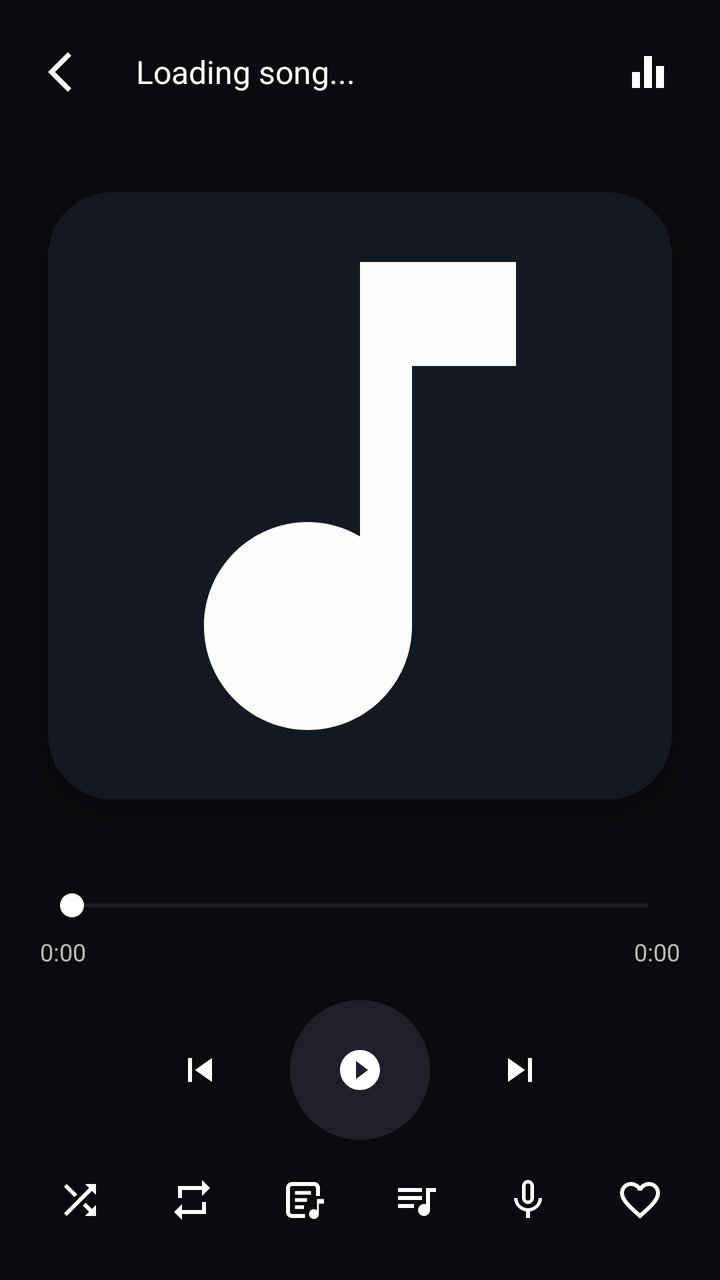
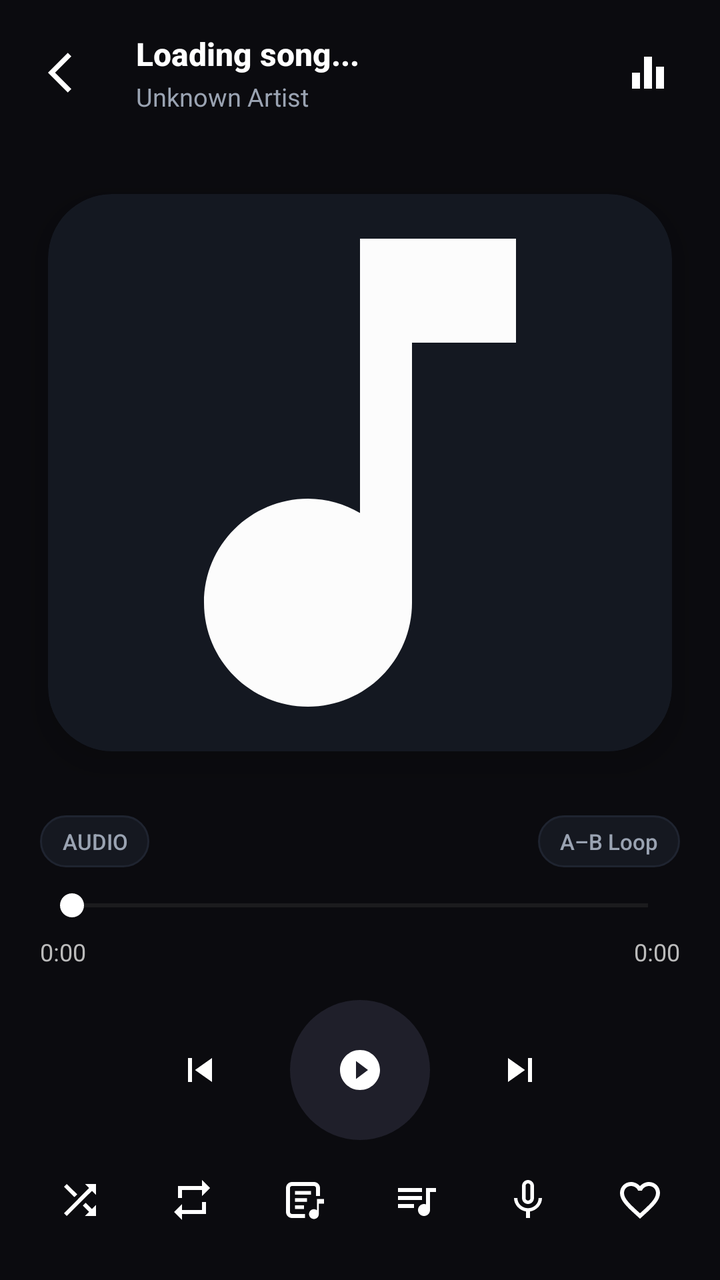

Two renders of the same Android screen: before a commit and after it. Below are the layout's source before the change and the commit's diff.
<!-- AndroidManifest.xml: activity theme ParrotPlayerTheme -->
<!-- res/layout/activity_player.xml -->
<?xml version="1.0" encoding="utf-8"?>
<androidx.constraintlayout.widget.ConstraintLayout
    xmlns:android="http://schemas.android.com/apk/res/android"
    xmlns:app="http://schemas.android.com/apk/res-auto"
    xmlns:tools="http://schemas.android.com/tools"
    android:layout_width="match_parent"
    android:layout_height="match_parent"
    android:background="#0B0B0F"
    tools:context=".PlayerActivity">

    
    <LinearLayout
        android:id="@+id/topBar"
        android:layout_width="0dp"
        android:layout_height="wrap_content"
        android:gravity="center_vertical"
        android:orientation="horizontal"
        android:padding="16dp"
        app:layout_constraintEnd_toEndOf="parent"
        app:layout_constraintStart_toStartOf="parent"
        app:layout_constraintTop_toTopOf="parent">

        <ImageButton
            android:id="@+id/btnback"
            android:layout_width="40dp"
            android:layout_height="40dp"
            android:background="?attr/selectableItemBackgroundBorderless"
            android:src="@drawable/ic_back"
            android:tint="#FFFFFF" />

        <TextView
            android:id="@+id/txtSong"
            android:layout_width="0dp"
            android:layout_height="wrap_content"
            android:layout_weight="1"
            android:ellipsize="marquee"
            android:focusable="true"
            android:focusableInTouchMode="true"
            android:marqueeRepeatLimit="marquee_forever"
            android:paddingStart="12dp"
            android:paddingEnd="12dp"
            android:singleLine="true"
            android:text="Loading song..."
            android:textColor="#FFFFFF"
            android:textSize="16sp" />

        <ImageButton
            android:id="@+id/btnEq"
            android:layout_width="40dp"
            android:layout_height="40dp"
            android:background="?attr/selectableItemBackgroundBorderless"
            android:src="@drawable/ic_equalizer"
            android:tint="#FFFFFF" />
    </LinearLayout>

    
    <androidx.cardview.widget.CardView
        android:id="@+id/imgViewCard"
        android:layout_width="0dp"
        android:layout_height="0dp"
        android:layout_margin="24dp"
        app:cardBackgroundColor="#141821"
        app:cardCornerRadius="32dp"
        app:cardElevation="10dp"
        app:layout_constraintBottom_toTopOf="@id/playerControls"
        app:layout_constraintEnd_toEndOf="parent"
        app:layout_constraintStart_toStartOf="parent"
        app:layout_constraintTop_toBottomOf="@id/topBar">

        <FrameLayout
            android:layout_width="match_parent"
            android:layout_height="match_parent">

            <ImageView
                android:id="@+id/imgView"
                android:layout_width="match_parent"
                android:layout_height="match_parent"
                android:scaleType="centerCrop"
                android:src="@drawable/ic_music" />

            
            <LinearLayout
                android:id="@+id/liveLyricBanner"
                android:layout_width="match_parent"
                android:layout_height="wrap_content"
                android:layout_gravity="bottom"
                android:layout_margin="14dp"
                android:background="@drawable/card_surface_bg"
                android:clickable="true"
                android:elevation="4dp"
                android:focusable="true"
                android:gravity="center_vertical"
                android:orientation="horizontal"
                android:paddingStart="14dp"
                android:paddingTop="10dp"
                android:paddingEnd="14dp"
                android:paddingBottom="10dp"
                android:visibility="gone">

                <ImageView
                    android:id="@+id/imgLiveLyricIcon"
                    android:layout_width="18dp"
                    android:layout_height="18dp"
                    android:src="@drawable/ic_lyrics"
                    app:tint="#4CAF50" />

                <TextView
                    android:id="@+id/txtLiveLyricLine"
                    android:layout_width="0dp"
                    android:layout_height="wrap_content"
                    android:layout_marginStart="10dp"
                    android:layout_weight="1"
                    android:ellipsize="end"
                    android:fontFamily="sans-serif-medium"
                    android:maxLines="2"
                    android:text="♪ Lyrics available"
                    android:textColor="#F5F7FA"
                    android:textSize="13.5sp" />

                <TextView
                    android:id="@+id/txtLiveLyricExpand"
                    android:layout_width="wrap_content"
                    android:layout_height="wrap_content"
                    android:layout_marginStart="8dp"
                    android:fontFamily="sans-serif-medium"
                    android:text="VIEW"
                    android:textColor="#4CAF50"
                    android:textSize="11sp"
                    android:textStyle="bold" />
            </LinearLayout>

            
            <LinearLayout
                android:id="@+id/lyricsOverlayContainer"
                android:layout_width="match_parent"
                android:layout_height="match_parent"
                android:background="#E60B0D13"
                android:clickable="true"
                android:focusable="true"
                android:orientation="vertical"
                android:visibility="gone">

                <LinearLayout
                    android:layout_width="match_parent"
                    android:layout_height="wrap_content"
                    android:gravity="center_vertical"
                    android:orientation="horizontal"
                    android:paddingStart="18dp"
                    android:paddingTop="14dp"
                    android:paddingEnd="14dp"
                    android:paddingBottom="8dp">

                    <TextView
                        android:id="@+id/txtLyricsBadge"
                        android:layout_width="0dp"
                        android:layout_height="wrap_content"
                        android:layout_weight="1"
                        android:fontFamily="sans-serif-medium"
                        android:letterSpacing="0.08"
                        android:text="SYNCED LYRICS"
                        android:textColor="#4CAF50"
                        android:textSize="11.5sp"
                        android:textStyle="bold" />

                    <TextView
                        android:id="@+id/btnCloseLyricsOverlay"
                        android:layout_width="wrap_content"
                        android:layout_height="28dp"
                        android:background="@drawable/card_surface_bg"
                        android:clickable="true"
                        android:focusable="true"
                        android:fontFamily="sans-serif-medium"
                        android:gravity="center"
                        android:paddingStart="12dp"
                        android:paddingEnd="12dp"
                        android:text="Album Art"
                        android:textColor="#D5DCE6"
                        android:textSize="11.5sp" />
                </LinearLayout>

                <ScrollView
                    android:id="@+id/lyricsScrollView"
                    android:layout_width="match_parent"
                    android:layout_height="0dp"
                    android:layout_weight="1"
                    android:clipToPadding="false"
                    android:paddingStart="20dp"
                    android:paddingTop="70dp"
                    android:paddingEnd="20dp"
                    android:paddingBottom="90dp"
                    android:scrollbars="none">

                    <LinearLayout
                        android:id="@+id/lyricsLinesContainer"
                        android:layout_width="match_parent"
                        android:layout_height="wrap_content"
                        android:gravity="center_horizontal"
                        android:orientation="vertical" />
                </ScrollView>
            </LinearLayout>
        </FrameLayout>
    </androidx.cardview.widget.CardView>

    
    <LinearLayout
        android:id="@+id/playerControls"
        android:layout_width="0dp"
        android:layout_height="wrap_content"
        android:orientation="vertical"
        android:padding="20dp"
        app:layout_constraintBottom_toBottomOf="parent"
        app:layout_constraintEnd_toEndOf="parent"
        app:layout_constraintStart_toStartOf="parent">

        
        <SeekBar
            android:id="@+id/seekBar"
            android:layout_width="match_parent"
            android:layout_height="wrap_content"
            android:progressBackgroundTint="#444"
            android:progressTint="#4CAF50"
            android:thumbTint="#FFFFFF" />

        <LinearLayout
            android:layout_width="match_parent"
            android:layout_height="wrap_content"
            android:orientation="horizontal"
            android:paddingTop="6dp">

            <TextView
                android:id="@+id/txtSongStart"
                android:layout_width="wrap_content"
                android:layout_height="wrap_content"
                android:text="0:00"
                android:textColor="#BBBBBB"
                android:textSize="12sp" />

            <View
                android:layout_width="0dp"
                android:layout_height="1dp"
                android:layout_weight="1" />

            <TextView
                android:id="@+id/txtSongEnd"
                android:layout_width="wrap_content"
                android:layout_height="wrap_content"
                android:text="0:00"
                android:textColor="#BBBBBB"
                android:textSize="12sp" />
        </LinearLayout>

        
        <LinearLayout
            android:layout_width="match_parent"
            android:layout_height="wrap_content"
            android:gravity="center"
            android:paddingTop="16dp">

            <ImageButton
                android:id="@+id/btnPrevious"
                android:layout_width="50dp"
                android:layout_height="50dp"
                android:background="?attr/selectableItemBackgroundBorderless"
                android:src="@drawable/ic_previous"
                app:tint="#FFFFFF" />

            <ImageButton
                android:id="@+id/btnPlay"
                android:layout_width="70dp"
                android:layout_height="70dp"
                android:layout_marginHorizontal="20dp"
                android:background="@drawable/circle_button"
                android:src="@drawable/ic_play"
                app:tint="#FFFFFF" />

            <ImageButton
                android:id="@+id/btnNext"
                android:layout_width="50dp"
                android:layout_height="50dp"
                android:background="?attr/selectableItemBackgroundBorderless"
                android:src="@drawable/ic_next"
                app:tint="#FFFFFF" />
        </LinearLayout>

        
        <LinearLayout
            android:layout_width="match_parent"
            android:layout_height="wrap_content"
            android:gravity="center"
            android:paddingTop="10dp">

            <ImageButton
                android:id="@+id/btnShuffle"
                android:layout_width="40dp"
                android:layout_height="40dp"
                android:background="?attr/selectableItemBackgroundBorderless"
                android:src="@drawable/ic_shuffle"
                app:tint="#FFFFFF" />

            <ImageButton
                android:id="@+id/btnRepeat"
                android:layout_width="40dp"
                android:layout_height="40dp"
                android:layout_marginStart="16dp"
                android:background="?attr/selectableItemBackgroundBorderless"
                android:src="@drawable/ic_repeat"
                app:tint="#FFFFFF" />

            <ImageButton
                android:id="@+id/btnLyrics"
                android:layout_width="40dp"
                android:layout_height="40dp"
                android:layout_marginStart="16dp"
                android:background="?attr/selectableItemBackgroundBorderless"
                android:src="@drawable/ic_lyrics"
                app:tint="#FFFFFF" />

            <ImageButton
                android:id="@+id/btnQueue"
                android:layout_width="40dp"
                android:layout_height="40dp"
                android:layout_marginStart="16dp"
                android:background="?attr/selectableItemBackgroundBorderless"
                android:src="@drawable/ic_queue"
                app:tint="#FFFFFF" />

            <ImageButton
                android:id="@+id/btnMic"
                android:layout_width="40dp"
                android:layout_height="40dp"
                android:layout_marginStart="16dp"
                android:background="?attr/selectableItemBackgroundBorderless"
                android:src="@drawable/ic_mic"
                app:tint="#FFFFFF" />

            <ImageButton
                android:id="@+id/btnfav"
                android:layout_width="40dp"
                android:layout_height="40dp"
                android:layout_marginStart="16dp"
                android:background="?attr/selectableItemBackgroundBorderless"
                android:src="@drawable/ic_fav"
                app:tint="#FFFFFF" />
        </LinearLayout>

    </LinearLayout>

</androidx.constraintlayout.widget.ConstraintLayout>
<!-- resources referenced by this layout -->
<resources>
  <!-- drawable card_surface_bg (drawable) -->
  <?xml version="1.0" encoding="utf-8"?>
  <shape xmlns:android="http://schemas.android.com/apk/res/android"
      android:shape="rectangle">
      <solid android:color="#151820" />
      <corners android:radius="14dp" />
      <stroke
          android:width="1dp"
          android:color="#1F2430" />
  </shape>
  <!-- drawable circle_button (drawable) -->
  <shape xmlns:android="http://schemas.android.com/apk/res/android"
      android:shape="oval">
  
      <solid android:color="#1F1F2A"/>
  
      <size
          android:width="70dp"
          android:height="70dp"/>
  </shape>
  <!-- drawable ic_back (drawable) -->
  <vector android:height="24dp" android:tint="#B6B5B5"
      android:viewportHeight="24" android:viewportWidth="24"
      android:width="24dp" xmlns:android="http://schemas.android.com/apk/res/android">
      <path android:fillColor="@android:color/white" android:pathData="M11.67,3.87L9.9,2.1 0,12l9.9,9.9 1.77,-1.77L3.54,12z"/>
  </vector>
  <!-- drawable ic_equalizer (drawable) -->
  <vector android:height="24dp" android:tint="#B6B5B5"
      android:viewportHeight="24" android:viewportWidth="24"
      android:width="24dp" xmlns:android="http://schemas.android.com/apk/res/android">
      <path android:fillColor="#B6B5B5" android:pathData="M10,20h4L14,4h-4v16zM4,20h4v-8L4,12v8zM16,9v11h4L20,9h-4z"/>
  </vector>
  <!-- drawable ic_music (drawable) -->
  <vector android:height="24dp" android:tint="#FCFCFC"
      android:viewportHeight="24" android:viewportWidth="24"
      android:width="24dp" xmlns:android="http://schemas.android.com/apk/res/android">
      <path android:fillColor="@android:color/white" android:pathData="M12,3v10.55c-0.59,-0.34 -1.27,-0.55 -2,-0.55 -2.21,0 -4,1.79 -4,4s1.79,4 4,4 4,-1.79 4,-4V7h4V3h-6z"/>
  </vector>
  <!-- drawable ic_next (drawable) -->
  <vector android:height="24dp" android:tint="#B6B5B5"
      android:viewportHeight="24" android:viewportWidth="24"
      android:width="24dp" xmlns:android="http://schemas.android.com/apk/res/android">
      <path android:fillColor="#B6B5B5" android:pathData="M6,18l8.5,-6L6,6v12zM16,6v12h2V6h-2z"/>
  </vector>
  <!-- drawable ic_previous (drawable) -->
  <vector android:height="24dp" android:tint="#B6B5B5"
      android:viewportHeight="24" android:viewportWidth="24"
      android:width="24dp" xmlns:android="http://schemas.android.com/apk/res/android">
      <path android:fillColor="@android:color/white" android:pathData="M6,6h2v12L6,18zM9.5,12l8.5,6L18,6z"/>
  </vector>
  <!-- drawable ic_repeat (drawable) -->
  <vector xmlns:android="http://schemas.android.com/apk/res/android"
      android:width="24dp"
      android:height="24dp"
      android:viewportWidth="24"
      android:viewportHeight="24"
      >
    <path
        android:fillColor="#B6B5B5"
        android:pathData="M7,7h10v3l4,-4 -4,-4v3L5,5v6h2L7,7zM17,17L7,17v-3l-4,4 4,4v-3h12v-6h-2v4z"/>
  </vector>
  <style name="ParrotPlayerTheme" parent="ParrotNoActionBar">
          <item name="android:windowAnimationStyle">@style/ParrotPlayerAnimation</item>
      </style>
  <style name="ParrotNoActionBar" parent="Theme.AppCompat.NoActionBar">
          <item name="windowActionModeOverlay">true</item>
          <item name="android:windowActionModeOverlay">true</item>
          <item name="actionModeBackground">@color/action_mode_bg</item>
          <item name="android:actionModeBackground">@color/action_mode_bg</item>
          <item name="colorAccent">@color/parrot_accent</item>
      </style>
  <style name="ParrotPlayerAnimation" parent="@android:style/Animation.Activity">
          <item name="android:activityOpenEnterAnimation">@anim/slide_in_up</item>
          <item name="android:activityOpenExitAnimation">@anim/stay_still</item>
          <item name="android:activityCloseEnterAnimation">@anim/stay_still</item>
          <item name="android:activityCloseExitAnimation">@anim/slide_out_down</item>
      </style>
  <color name="action_mode_bg">#181A1D</color>
  <color name="parrot_accent">#4CAF50</color>
  <!-- unchanged entries left out for length: 6 -->
</resources>

<!-- the commit's change to res/layout/activity_player.xml (unified diff, before → after) -->
@@ -28,21 +28,43 @@
             android:src="@drawable/ic_back"
             android:tint="#FFFFFF" />
 
-        <TextView
-            android:id="@+id/txtSong"
+        <LinearLayout
             android:layout_width="0dp"
             android:layout_height="wrap_content"
             android:layout_weight="1"
-            android:ellipsize="marquee"
-            android:focusable="true"
-            android:focusableInTouchMode="true"
-            android:marqueeRepeatLimit="marquee_forever"
+            android:orientation="vertical"
             android:paddingStart="12dp"
-            android:paddingEnd="12dp"
-            android:singleLine="true"
-            android:text="Loading song..."
-            android:textColor="#FFFFFF"
-            android:textSize="16sp" />
+            android:paddingEnd="12dp">
+
+            <TextView
+                android:id="@+id/txtSong"
+                android:layout_width="match_parent"
+                android:layout_height="wrap_content"
+                android:ellipsize="marquee"
+                android:focusable="true"
+                android:focusableInTouchMode="true"
+                android:fontFamily="sans-serif-medium"
+                android:marqueeRepeatLimit="marquee_forever"
+                android:singleLine="true"
+                android:text="Loading song..."
+                android:textColor="#FFFFFF"
+                android:textSize="16sp"
+                android:textStyle="bold" />
+
+            <TextView
+                android:id="@+id/txtArtistAlbum"
+                android:layout_width="match_parent"
+                android:layout_height="wrap_content"
+                android:layout_marginTop="2dp"
+                android:background="?attr/selectableItemBackground"
+                android:clickable="true"
+                android:ellipsize="end"
+                android:focusable="true"
+                android:singleLine="true"
+                android:text="Unknown Artist"
+                android:textColor="#9AA3B2"
+                android:textSize="12.5sp" />
+        </LinearLayout>
 
         <ImageButton
             android:id="@+id/btnEq"
@@ -207,10 +229,57 @@
         android:layout_width="0dp"
         android:layout_height="wrap_content"
         android:orientation="vertical"
-        android:padding="20dp"
+        android:paddingStart="20dp"
+        android:paddingTop="8dp"
+        android:paddingEnd="20dp"
+        android:paddingBottom="20dp"
         app:layout_constraintBottom_toBottomOf="parent"
         app:layout_constraintEnd_toEndOf="parent"
         app:layout_constraintStart_toStartOf="parent">
+
+        
+        <LinearLayout
+            android:layout_width="match_parent"
+            android:layout_height="wrap_content"
+            android:layout_marginBottom="10dp"
+            android:gravity="center_vertical"
+            android:orientation="horizontal">
+
+            <TextView
+                android:id="@+id/txtAudioQualityPill"
+                android:layout_width="wrap_content"
+                android:layout_height="26dp"
+                android:background="@drawable/card_surface_bg"
+                android:clickable="true"
+                android:focusable="true"
+                android:fontFamily="sans-serif-medium"
+                android:gravity="center"
+                android:paddingStart="11dp"
+                android:paddingEnd="11dp"
+                android:text="AUDIO"
+                android:textColor="#9AA3B2"
+                android:textSize="11sp" />
+
+            <View
+                android:layout_width="0dp"
+                android:layout_height="1dp"
+                android:layout_weight="1" />
+
+            <TextView
+                android:id="@+id/txtAbLoopPill"
+                android:layout_width="wrap_content"
+                android:layout_height="26dp"
+                android:background="@drawable/card_surface_bg"
+                android:clickable="true"
+                android:focusable="true"
+                android:fontFamily="sans-serif-medium"
+                android:gravity="center"
+                android:paddingStart="11dp"
+                android:paddingEnd="11dp"
+                android:text="A–B Loop"
+                android:textColor="#9AA3B2"
+                android:textSize="11sp" />
+        </LinearLayout>
 
         
         <SeekBar
